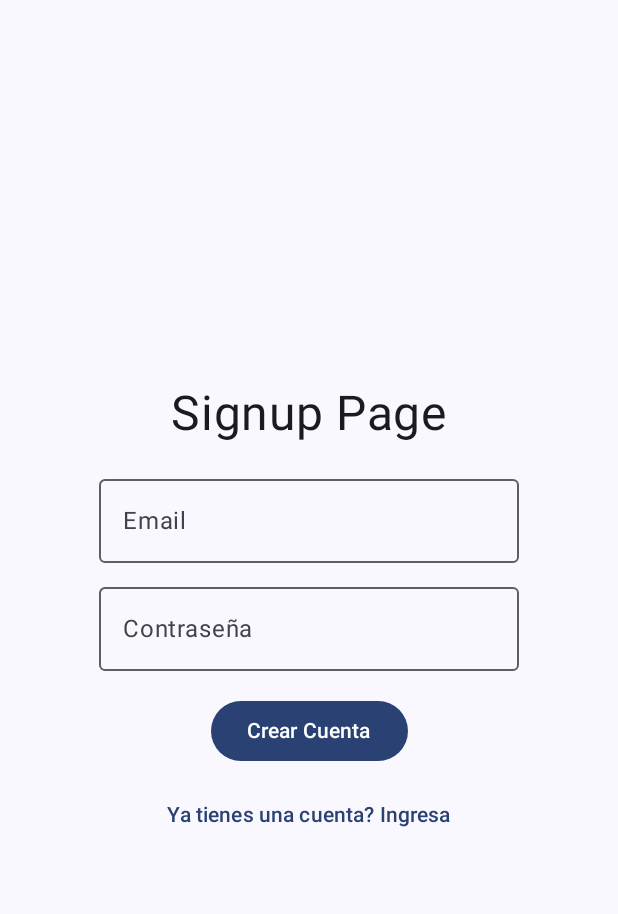
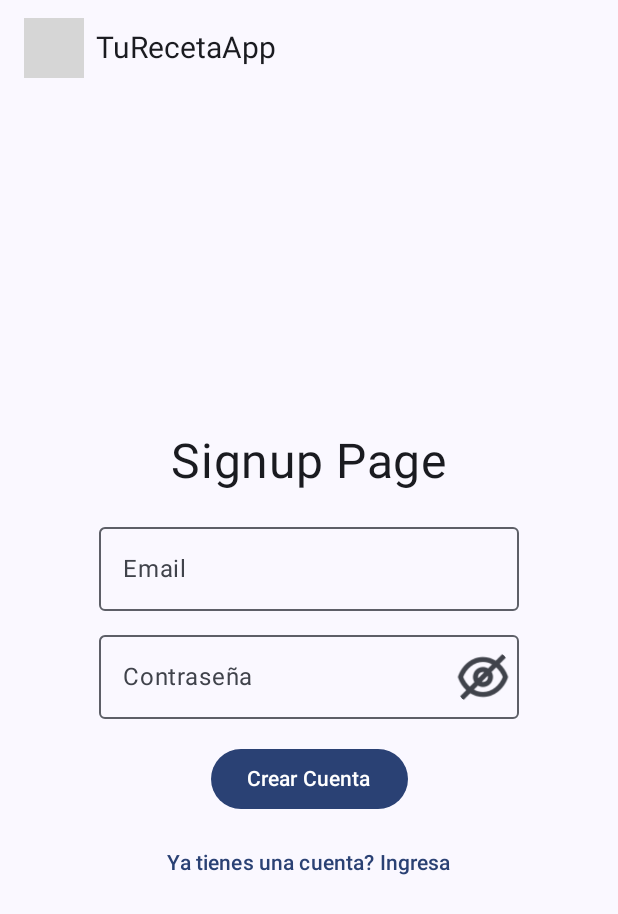
Before and after one commit to Stronauta/TuRecetaApp, an Android app built with Jetpack Compose: the screen it shows after launch (MainActivity), after a tap on "¿No tienes una cuenta? Regístrate", on a phone screen of 412 x 824 dp. Shown: the top 914 px of the screen. Run offline under Robolectric (Android 15) with nearby library versions, the phone set to English and light mode, and no system bars; our stand-ins replace Dagger/Hilt's generated code, Firebase (no records; nobody signed in at launch, a user with empty details on screens opened directly), livedata-compose; grey boxes are pictures that could not be loaded.

Commit message:
Actualizando la logica del login

```diff
--- a/app/src/main/java/com/example/turecetaapp/presentation/authentication/LoginPage.kt
+++ b/app/src/main/java/com/example/turecetaapp/presentation/authentication/LoginPage.kt
@@ -1,17 +1,23 @@
 package com.example.turecetaapp.presentation.authentication
 
 import android.widget.Toast
+import androidx.compose.foundation.Image
 import androidx.compose.foundation.layout.Arrangement
 import androidx.compose.foundation.layout.Column
+import androidx.compose.foundation.layout.Row
 import androidx.compose.foundation.layout.Spacer
 import androidx.compose.foundation.layout.fillMaxSize
 import androidx.compose.foundation.layout.height
+import androidx.compose.foundation.layout.size
+import androidx.compose.foundation.layout.width
 import androidx.compose.material3.Button
+import androidx.compose.material3.ExperimentalMaterial3Api
 import androidx.compose.material3.Icon
 import androidx.compose.material3.IconButton
 import androidx.compose.material3.OutlinedTextField
 import androidx.compose.material3.Text
 import androidx.compose.material3.TextButton
+import androidx.compose.material3.TopAppBar
 import androidx.compose.runtime.Composable
 import androidx.compose.runtime.LaunchedEffect
 import androidx.compose.runtime.getValue
@@ -31,6 +37,26 @@ import androidx.navigation.NavController
 import com.example.turecetaapp.R
 import com.example.turecetaapp.presentation.navigation.Screen
 
+@OptIn(ExperimentalMaterial3Api::class)
+@Composable
+fun TopBar() {
+    TopAppBar(
+        title = {
+            Row(
+                verticalAlignment = Alignment.CenterVertically
+            ) {
+                Image(
+                    painter = painterResource(id = R.drawable.chef_hat_clothing_logo_f716ef),
+                    contentDescription = "App Logo",
+                    modifier = Modifier.size(40.dp)
+                )
+                Spacer(modifier = Modifier.width(8.dp))
+                Text(text = "TuRecetaApp", fontSize = 20.sp)
+            }
+        }
+    )
+}
+
 @Composable
 fun LoginPage(
     modifier: Modifier = Modifier,
@@ -46,7 +72,7 @@ fun LoginPage(
 
     LaunchedEffect(authState.value) {
         when (authState.value) {
-            is AuthState.Authenticated -> navController.navigate(Screen.HomeScreen2)
+            is AuthState.Authenticated -> navController.navigate(Screen.HomeScreen)
             is AuthState.Error -> Toast.makeText(
                 context,
                 (authState.value as AuthState.Error).message, Toast.LENGTH_SHORT
@@ -57,7 +83,14 @@ fun LoginPage(
     }
 
     Column(
-        modifier = modifier.fillMaxSize(),
+        modifier = modifier.fillMaxSize()
+    ) {
+        TopBar()
+
+        Column(
+            modifier = Modifier
+                .fillMaxSize()
+                .weight(1f),
             verticalArrangement = Arrangement.Center,
             horizontalAlignment = Alignment.CenterHorizontally
         ) {
@@ -108,3 +141,4 @@ fun LoginPage(
             }
         }
     }
+}
--- a/app/src/main/java/com/example/turecetaapp/presentation/authentication/SignupPage.kt
+++ b/app/src/main/java/com/example/turecetaapp/presentation/authentication/SignupPage.kt
@@ -7,6 +7,8 @@ import androidx.compose.foundation.layout.Spacer
 import androidx.compose.foundation.layout.fillMaxSize
 import androidx.compose.foundation.layout.height
 import androidx.compose.material3.Button
+import androidx.compose.material3.Icon
+import androidx.compose.material3.IconButton
 import androidx.compose.material3.OutlinedTextField
 import androidx.compose.material3.Text
 import androidx.compose.material3.TextButton
@@ -20,10 +22,15 @@ import androidx.compose.runtime.setValue
 import androidx.compose.ui.Alignment
 import androidx.compose.ui.Modifier
 import androidx.compose.ui.platform.LocalContext
+import androidx.compose.ui.res.painterResource
+import androidx.compose.ui.text.input.PasswordVisualTransformation
+import androidx.compose.ui.text.input.VisualTransformation
 import androidx.compose.ui.unit.dp
 import androidx.compose.ui.unit.sp
 import androidx.navigation.NavController
+import com.example.turecetaapp.R
 import com.example.turecetaapp.presentation.navigation.Screen
+
 
 @Composable
 fun SignupPage(
@@ -31,13 +38,9 @@ fun SignupPage(
     navController: NavController,
     authViewModel: AuthViewModel
 ) {
-    var email by remember {
-        mutableStateOf("")
-    }
-
-    var password by remember {
-        mutableStateOf("")
-    }
+    var email by remember { mutableStateOf("") }
+    var password by remember { mutableStateOf("") }
+    var passwordVisible by remember { mutableStateOf(false) }
 
     val authState = authViewModel.authState.observeAsState()
     val context = LocalContext.current
@@ -55,7 +58,14 @@ fun SignupPage(
     }
 
     Column(
-        modifier = modifier.fillMaxSize(),
+        modifier = modifier.fillMaxSize()
+    ) {
+        TopBar()
+
+        Column(
+            modifier = Modifier
+                .fillMaxSize()
+                .weight(1f),
             verticalArrangement = Arrangement.Center,
             horizontalAlignment = Alignment.CenterHorizontally
         ) {
@@ -65,42 +75,45 @@ fun SignupPage(
 
             OutlinedTextField(
                 value = email,
-            onValueChange = {
-                email = it
-            },
-            label = {
-                Text(text = "Email")
-            }
+                onValueChange = { email = it },
+                label = { Text(text = "Email") }
             )
 
             Spacer(modifier = Modifier.height(8.dp))
 
             OutlinedTextField(
                 value = password,
-            onValueChange = {
-                password = it
-            },
-            label = {
-                Text(text = "Contraseña")
+                onValueChange = { password = it },
+                label = { Text(text = "Contraseña") },
+                visualTransformation = if (passwordVisible) VisualTransformation.None else PasswordVisualTransformation(),
+                trailingIcon = {
+                    val image =
+                        if (passwordVisible) painterResource(id = R.drawable.icons8_eyes_64) else painterResource(
+                            id = R.drawable.icons8_eyes_64__1_
+                        )
+                    IconButton(onClick = { passwordVisible = !passwordVisible }) {
+                        Icon(
+                            painter = image,
+                            contentDescription = if (passwordVisible) "Hide password" else "Show password"
+                        )
+                    }
                 }
             )
+
             Spacer(modifier = Modifier.height(16.dp))
 
             Button(
-            onClick = {
-                authViewModel.signup(email, password)
-            }, enabled = authState.value != AuthState.Loading
+                onClick = { authViewModel.signup(email, password) },
+                enabled = authState.value != AuthState.Loading
             ) {
                 Text(text = "Crear Cuenta")
             }
 
             Spacer(modifier = Modifier.height(8.dp))
 
-        TextButton(onClick = {
-            navController.navigate(Screen.LoginScreen)
-        }) {
+            TextButton(onClick = { navController.navigate(Screen.LoginScreen) }) {
                 Text(text = "Ya tienes una cuenta? Ingresa")
             }
-
         }
     }
+}
--- a/app/src/main/java/com/example/turecetaapp/presentation/navigation/TuRecetaNavHost.kt
+++ b/app/src/main/java/com/example/turecetaapp/presentation/navigation/TuRecetaNavHost.kt
@@ -53,7 +53,9 @@ fun TuRecetaNavHost(
             CategoryListScreen(
                 onCategoryItemClick = { category ->
                     navController.navigate(Screen.CategoriesMealScreen(category))
-                }
+                },
+                authViewModel = hiltViewModel(),
+                navController = navController,
             )
         }
 
@@ -63,6 +65,5 @@ fun TuRecetaNavHost(
             )*/
         }
 
-
     }
 }
```
Also changed, not shown: app/src/main/java/com/example/turecetaapp/data/di/AppModule.kt (+22 -14 lines), app/src/main/java/com/example/turecetaapp/presentation/category/CategoriesScreen.kt (+42 -32 lines). Lines whose indentation alone changed are shown as unchanged.
